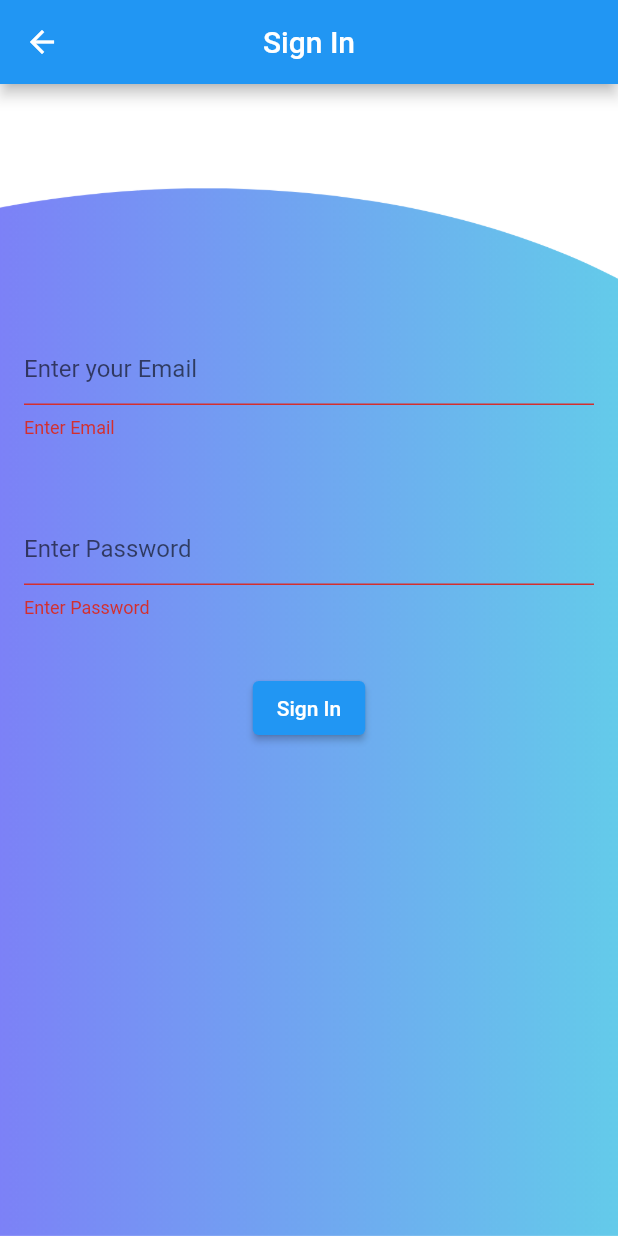
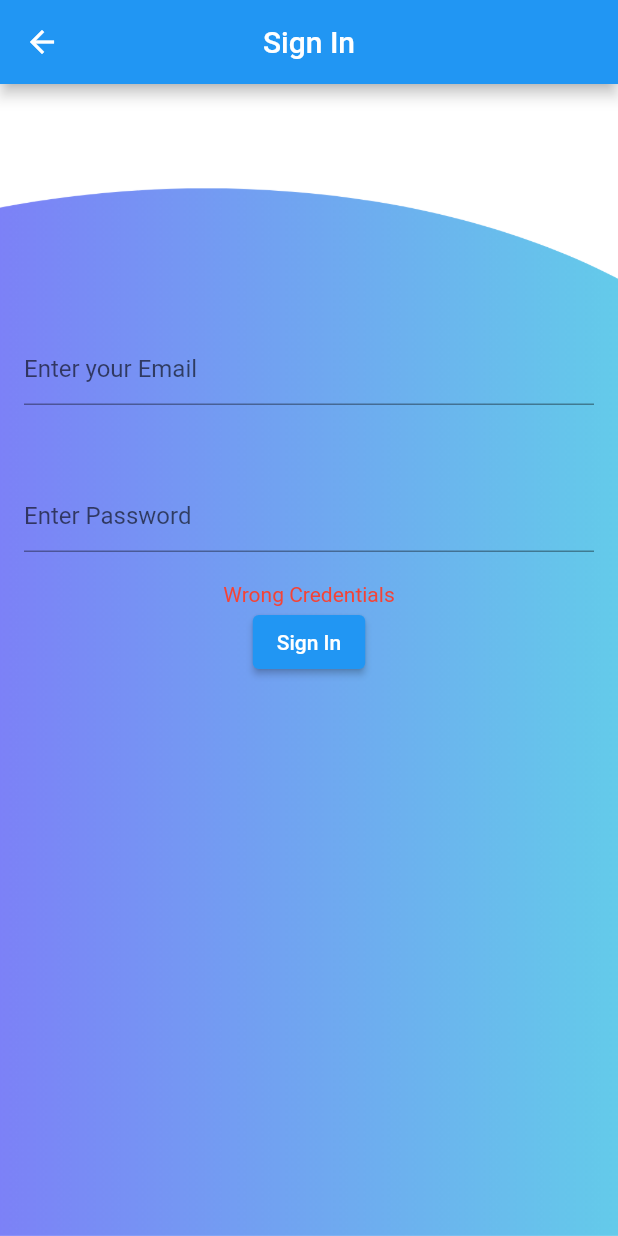
Before and after one commit to Code-Flutter/Census_App, a Flutter app: the Login screen opened directly, after a tap on "Sign In", on a phone screen of 412 x 824 dp. Run offline on Flutter 3.47's test engine with Material 2 defaults, Android fonts, the phone set to English and light mode, and no system bars; our stand-ins replace animated_text_kit, cloud_firestore, connectivity, curved_navigation_bar, firebase_auth, firebase_core and 1 more; accounts and stored records are empty; network calls fail.

```diff
--- a/lib/login.dart
+++ b/lib/login.dart
@@ -1,6 +1,7 @@
 import 'package:Census/auth.dart';
 import 'package:Census/navrbarpage.dart';
 import 'package:flutter/material.dart';
+import 'package:connectivity/connectivity.dart';
 
 class Login extends StatefulWidget {
   Login({super.key});
@@ -17,6 +18,20 @@ class _LoginState extends State<Login> {
   String password = '';
   String error = '';
   bool isLoading = false; // Add a loading indicator variable
+  bool isOnline = true; // Add an online status variable
+
+  @override
+  void initState() {
+    super.initState();
+    _checkConnectivity();
+  }
+
+  Future<void> _checkConnectivity() async {
+    var connectivityResult = await Connectivity().checkConnectivity();
+    setState(() {
+      isOnline = connectivityResult != ConnectivityResult.none;
+    });
+  }
 
   @override
   Widget build(BuildContext context) {
@@ -41,14 +56,11 @@ class _LoginState extends State<Login> {
                 SizedBox(height: 150.0),
                 TextFormField(
                   decoration: InputDecoration(
-                    hintText: 'Enter your Email', // Placeholder text
+                    hintText: 'Enter your Email',
+                    // ... other input decoration properties ...
                   ),
                   validator: (val) {
-                    if (val?.isEmpty == true) {
-                      return 'Enter Email';
-                    } else {
-                      return null;
-                    }
+                    // ... email validation logic ...
                   },
                   onChanged: (val) {
                     setState(() {
@@ -59,14 +71,11 @@ class _LoginState extends State<Login> {
                 SizedBox(height: 50.0),
                 TextFormField(
                   decoration: InputDecoration(
-                    hintText: 'Enter Password', // Placeholder text
+                    hintText: 'Enter Password',
+                    // ... other input decoration properties ...
                   ),
                   validator: (val) {
-                    if (val?.isEmpty == true) {
-                      return 'Enter Password';
-                    } else {
-                      return null;
-                    }
+                    // ... password validation logic ...
                   },
                   obscureText: true,
                   onChanged: (val) {
@@ -76,27 +85,32 @@ class _LoginState extends State<Login> {
                   },
                 ),
                 SizedBox(height: 20.0),
-                Text(
-                  error,
-                  style: TextStyle(color: Colors.red),
-                ),
+                isOnline
+                    ? Text(
+                        error,
+                        style: TextStyle(color: Colors.red),
+                      )
+                    : Text(
+                        'No internet connection',
+                        style: TextStyle(color: Colors.red),
+                      ),
                 ElevatedButton(
                   style: ElevatedButton.styleFrom(
                     backgroundColor: Colors.blue,
                   ),
-                  onPressed: isLoading
+                  onPressed: isLoading || !isOnline
                       ? null
                       : () async {
                           if (_formKey.currentState?.validate() == true) {
                             setState(() {
-                              isLoading = true; // Activate loading indicator
+                              isLoading = true;
                             });
 
                             dynamic result =
                                 await _auth.signInWithEmail(email, password);
 
                             setState(() {
-                              isLoading = false; // Deactivate loading indicator
+                              isLoading = false;
                             });
 
                             if (result == null) {
@@ -114,7 +128,7 @@ class _LoginState extends State<Login> {
                           }
                         },
                   child: isLoading
-                      ? CircularProgressIndicator() // Show loader when isLoading is true
+                      ? CircularProgressIndicator()
                       : Text('Sign In'),
                 ),
               ],
```
